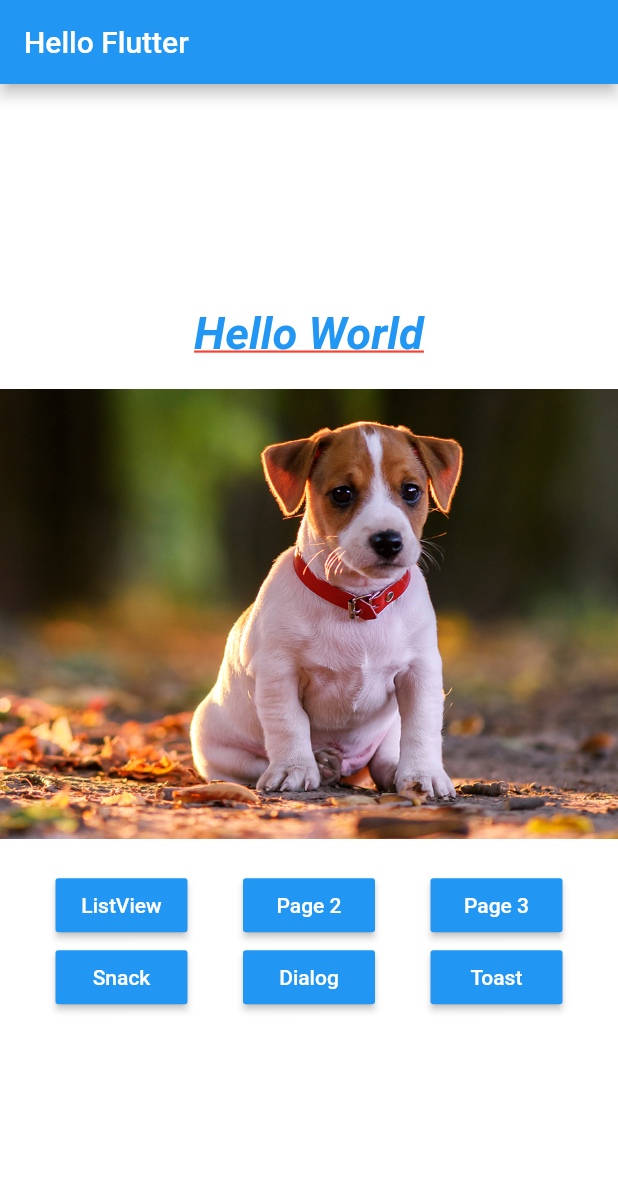
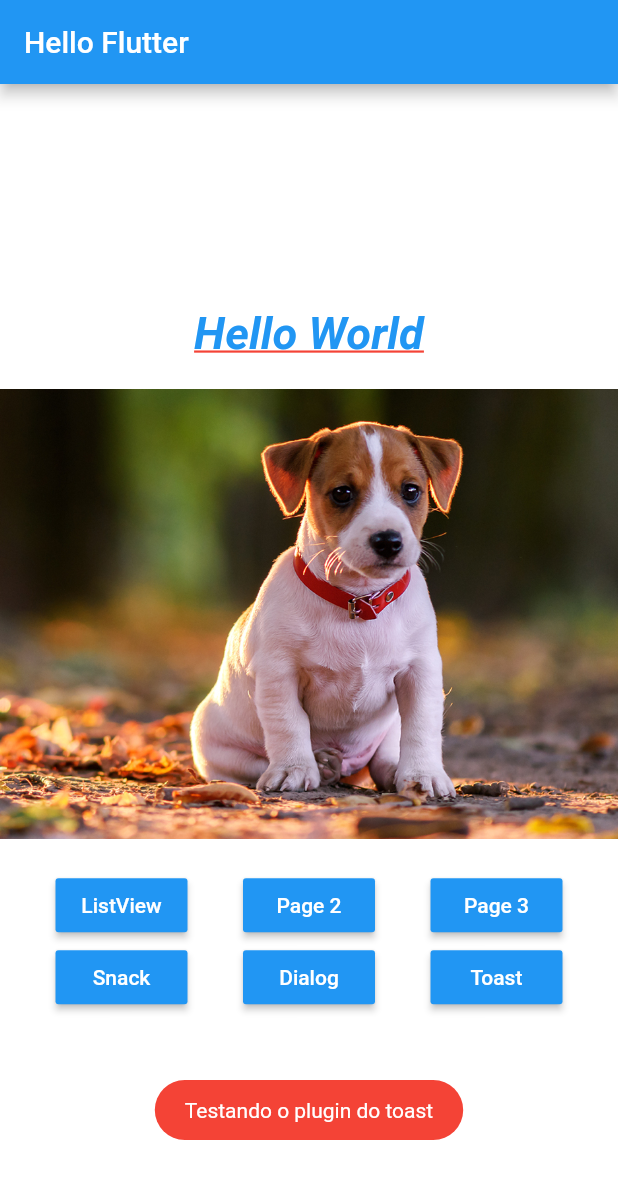
Before and after one commit to tGeanezini/flutter_example, a Flutter app: the screen it shows after launch, after a tap on "Toast", on a phone screen of 412 x 824 dp. Shown: the top 1179 px of the screen. Run offline on Flutter 3.47's test engine with Material 2 defaults, Android fonts, the phone set to English and light mode, and no system bars; our stand-ins replace fluttertoast.

Commit message:
Add toast plugin

```diff
--- a/lib/home_page.dart
+++ b/lib/home_page.dart
@@ -2,6 +2,7 @@ import 'package:flutter/material.dart';
 import 'package:flutter_example/pages/hello_page1.dart';
 import 'package:flutter_example/pages/hello_page2.dart';
 import 'package:flutter_example/pages/hello_page3.dart';
+import 'package:fluttertoast/fluttertoast.dart';
 
 class HomePage extends StatelessWidget {
   @override
@@ -114,5 +115,14 @@ class HomePage extends StatelessWidget {
 
   _onClickDialog() {}
 
-  _onClickToast() {}
+  _onClickToast() {
+    Fluttertoast.showToast(
+      msg: 'Testando o plugin do toast',
+      toastLength: Toast.LENGTH_LONG,
+      gravity: ToastGravity.BOTTOM,
+      timeInSecForIos: 5,
+      backgroundColor: Colors.red,
+      textColor: Colors.white,
+    );
+  }
 }
--- a/pubspec.yaml
+++ b/pubspec.yaml
@@ -19,6 +19,8 @@ environment:
 dependencies:
   flutter:
     sdk: flutter
+
+  fluttertoast: ^3.1.0
 
   # The following adds the Cupertino Icons font to your application.
   # Use with the CupertinoIcons class for iOS style icons.
```
Also changed, not shown: pubspec.lock, 6 other files.
